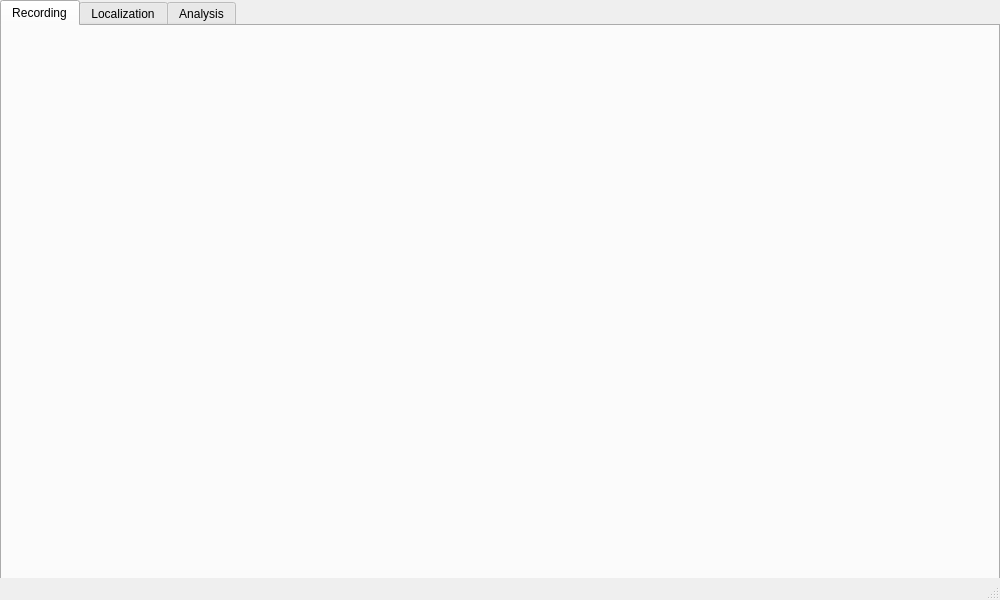
This is mainwindow.ui in asuka1975/HARKBird-Light as Qt 5 draws it before an edit. The edited form follows.
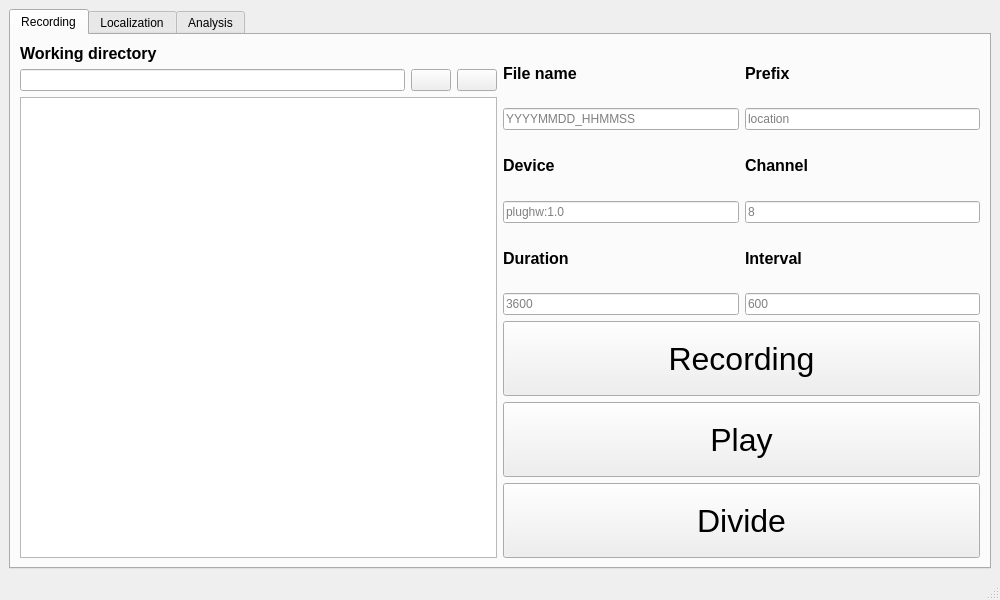
This is the edited form. The open tabs and pages were chosen to show the change. Icons and pictures are not drawn.

Commit message: feat: HARKBirdのRecordingページを再現

The edit to the form file:
```diff
--- a/mainwindow.ui
+++ b/mainwindow.ui
@@ -14,34 +14,272 @@
    <string>MainWindow</string>
   </property>
   <widget class="QWidget" name="centralwidget">
-   <widget class="QTabWidget" name="tabWidget">
-    <property name="geometry">
-     <rect>
-      <x>0</x>
-      <y>0</y>
-      <width>1000</width>
-      <height>600</height>
-     </rect>
-    </property>
-    <property name="currentIndex">
-     <number>2</number>
-    </property>
-    <widget class="QWidget" name="tab">
-     <attribute name="title">
-      <string>Recording</string>
-     </attribute>
-    </widget>
-    <widget class="QWidget" name="tab_2">
-     <attribute name="title">
-      <string>Localization</string>
-     </attribute>
-    </widget>
-    <widget class="QWidget" name="tab_3">
-     <attribute name="title">
-      <string>Analysis</string>
-     </attribute>
-    </widget>
-   </widget>
+   <layout class="QGridLayout" name="gridLayout_2">
+    <item row="0" column="0">
+     <widget class="QTabWidget" name="tabWidget">
+      <property name="currentIndex">
+       <number>0</number>
+      </property>
+      <widget class="QWidget" name="tab">
+       <attribute name="title">
+        <string>Recording</string>
+       </attribute>
+       <layout class="QGridLayout" name="gridLayout">
+        <item row="0" column="4">
+         <layout class="QVBoxLayout" name="verticalLayout_5">
+          <property name="sizeConstraint">
+           <enum>QLayout::SetMaximumSize</enum>
+          </property>
+          <item>
+           <layout class="QGridLayout" name="gridLayout_4">
+            <item row="6" column="0">
+             <widget class="QLineEdit" name="lineEdit_5">
+              <property name="placeholderText">
+               <string>3600</string>
+              </property>
+             </widget>
+            </item>
+            <item row="1" column="1">
+             <widget class="QLineEdit" name="lineEdit_2">
+              <property name="placeholderText">
+               <string>location</string>
+              </property>
+             </widget>
+            </item>
+            <item row="4" column="1">
+             <widget class="QLineEdit" name="lineEdit_4">
+              <property name="placeholderText">
+               <string>8</string>
+              </property>
+             </widget>
+            </item>
+            <item row="5" column="0">
+             <widget class="QLabel" name="label_6">
+              <property name="font">
+               <font>
+                <pointsize>12</pointsize>
+                <bold>true</bold>
+               </font>
+              </property>
+              <property name="text">
+               <string>Duration</string>
+              </property>
+             </widget>
+            </item>
+            <item row="2" column="0">
+             <widget class="QLabel" name="label_4">
+              <property name="font">
+               <font>
+                <pointsize>12</pointsize>
+                <bold>true</bold>
+               </font>
+              </property>
+              <property name="text">
+               <string>Device</string>
+              </property>
+             </widget>
+            </item>
+            <item row="0" column="0">
+             <widget class="QLabel" name="label_2">
+              <property name="maximumSize">
+               <size>
+                <width>16777215</width>
+                <height>98</height>
+               </size>
+              </property>
+              <property name="font">
+               <font>
+                <pointsize>12</pointsize>
+                <bold>true</bold>
+               </font>
+              </property>
+              <property name="text">
+               <string>File name</string>
+              </property>
+             </widget>
+            </item>
+            <item row="0" column="1">
+             <widget class="QLabel" name="label_3">
+              <property name="font">
+               <font>
+                <pointsize>12</pointsize>
+                <bold>true</bold>
+               </font>
+              </property>
+              <property name="text">
+               <string>Prefix</string>
+              </property>
+             </widget>
+            </item>
+            <item row="1" column="0">
+             <widget class="QLineEdit" name="lineEdit">
+              <property name="placeholderText">
+               <string>YYYYMMDD_HHMMSS</string>
+              </property>
+             </widget>
+            </item>
+            <item row="2" column="1">
+             <widget class="QLabel" name="label_5">
+              <property name="font">
+               <font>
+                <pointsize>12</pointsize>
+                <bold>true</bold>
+               </font>
+              </property>
+              <property name="text">
+               <string>Channel</string>
+              </property>
+             </widget>
+            </item>
+            <item row="5" column="1">
+             <widget class="QLabel" name="label_7">
+              <property name="font">
+               <font>
+                <pointsize>12</pointsize>
+                <bold>true</bold>
+               </font>
+              </property>
+              <property name="text">
+               <string>Interval</string>
+              </property>
+             </widget>
+            </item>
+            <item row="6" column="1">
+             <widget class="QLineEdit" name="lineEdit_6">
+              <property name="placeholderText">
+               <string>600</string>
+              </property>
+             </widget>
+            </item>
+            <item row="4" column="0">
+             <widget class="QLineEdit" name="lineEdit_3">
+              <property name="placeholderText">
+               <string>plughw:1.0</string>
+              </property>
+             </widget>
+            </item>
+           </layout>
+          </item>
+          <item>
+           <widget class="QPushButton" name="pushButton_3">
+            <property name="minimumSize">
+             <size>
+              <width>0</width>
+              <height>75</height>
+             </size>
+            </property>
+            <property name="font">
+             <font>
+              <pointsize>24</pointsize>
+             </font>
+            </property>
+            <property name="text">
+             <string>Recording</string>
+            </property>
+           </widget>
+          </item>
+          <item>
+           <widget class="QPushButton" name="pushButton">
+            <property name="minimumSize">
+             <size>
+              <width>0</width>
+              <height>75</height>
+             </size>
+            </property>
+            <property name="font">
+             <font>
+              <pointsize>24</pointsize>
+             </font>
+            </property>
+            <property name="text">
+             <string>Play</string>
+            </property>
+           </widget>
+          </item>
+          <item>
+           <widget class="QPushButton" name="pushButton_2">
+            <property name="minimumSize">
+             <size>
+              <width>0</width>
+              <height>75</height>
+             </size>
+            </property>
+            <property name="font">
+             <font>
+              <pointsize>24</pointsize>
+             </font>
+            </property>
+            <property name="text">
+             <string>Divide</string>
+            </property>
+           </widget>
+          </item>
+         </layout>
+        </item>
+        <item row="0" column="0">
+         <layout class="QVBoxLayout" name="verticalLayout">
+          <item>
+           <widget class="QLabel" name="label">
+            <property name="font">
+             <font>
+              <pointsize>12</pointsize>
+              <bold>true</bold>
+             </font>
+            </property>
+            <property name="text">
+             <string>Working directory</string>
+            </property>
+           </widget>
+          </item>
+          <item>
+           <layout class="QHBoxLayout" name="horizontalLayout_4">
+            <item>
+             <widget class="QLineEdit" name="lineEdit_7"/>
+            </item>
+            <item>
+             <widget class="QPushButton" name="pushButton_5">
+              <property name="text">
+               <string/>
+              </property>
+              <property name="icon">
+               <iconset resource="button_icon_resource.qrc">
+                <normaloff>:/icon/icons/more_horiz_FILL0_wght400_GRAD0_opsz48.png</normaloff>:/icon/icons/more_horiz_FILL0_wght400_GRAD0_opsz48.png</iconset>
+              </property>
+             </widget>
+            </item>
+            <item>
+             <widget class="QPushButton" name="pushButton_4">
+              <property name="text">
+               <string/>
+              </property>
+              <property name="icon">
+               <iconset resource="button_icon_resource.qrc">
+                <normaloff>:/icon/icons/refresh_FILL0_wght400_GRAD0_opsz48.png</normaloff>:/icon/icons/refresh_FILL0_wght400_GRAD0_opsz48.png</iconset>
+              </property>
+             </widget>
+            </item>
+           </layout>
+          </item>
+          <item>
+           <widget class="QListView" name="listView"/>
+          </item>
+         </layout>
+        </item>
+       </layout>
+      </widget>
+      <widget class="QWidget" name="tab_2">
+       <attribute name="title">
+        <string>Localization</string>
+       </attribute>
+      </widget>
+      <widget class="QWidget" name="tab_3">
+       <attribute name="title">
+        <string>Analysis</string>
+       </attribute>
+      </widget>
+     </widget>
+    </item>
+   </layout>
   </widget>
   <widget class="QMenuBar" name="menubar">
    <property name="geometry">
```
Left out of the diff: 4 changed lines with no effect on the pictures. The commit also changes 5 other files.
